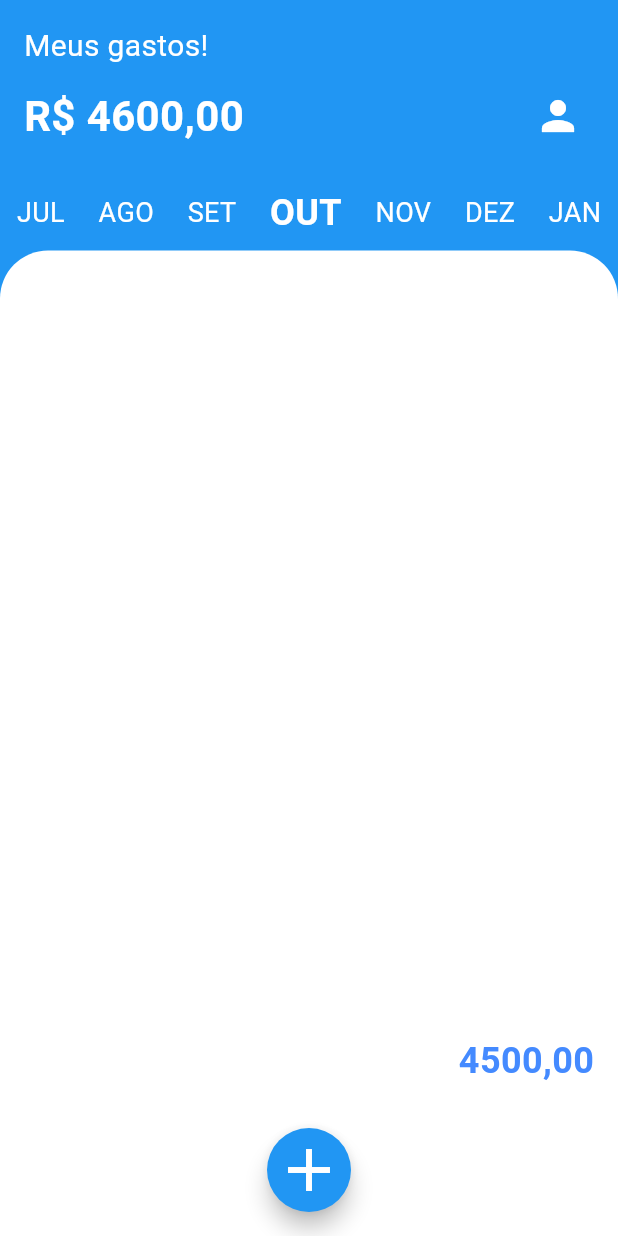
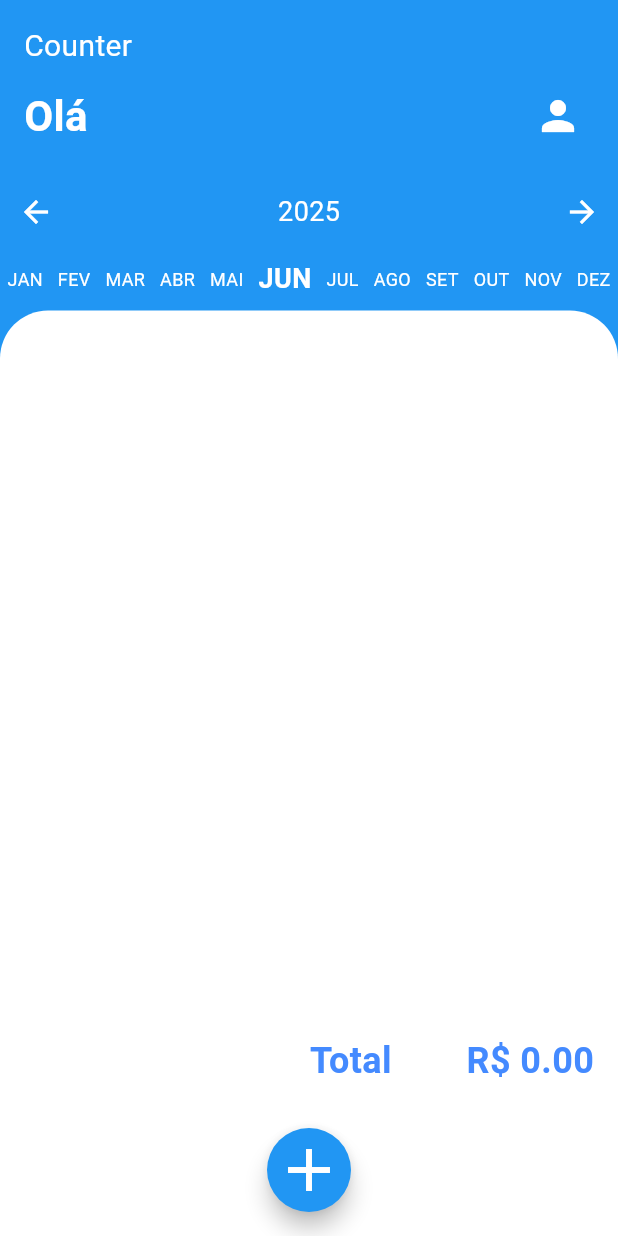
Before and after one commit to RodrigoFigueiredo346/counter, a Flutter app: the screen it shows after launch, on a phone screen of 412 x 824 dp. Run offline on Flutter 3.47's test engine with Material 3 defaults, Android fonts, the phone set to English and light mode, and no system bars; our stand-ins replace hive, hive_flutter; accounts and stored records are empty.

Commit message:
refactor:  utilizando banco de dados hive

```diff
--- a/lib/expense_provider.dart
+++ b/lib/expense_provider.dart
@@ -1,18 +1,45 @@
 import 'package:flutter/material.dart';
+import 'package:hive/hive.dart';
 import 'package:intl/intl.dart';
 import 'package:provider/provider.dart';
 
 import 'models/expense_model.dart';
 
-class ExpenseProvider with ChangeNotifier {
-  final List<ExpenseModel> _expenses = [];
+class ExpenseProvider extends ChangeNotifier {
+  final Box<ExpenseModel> _box = Hive.box<ExpenseModel>('expenses');
 
-  List<ExpenseModel> get expenses => _expenses;
+  int _selectedMonth = DateTime.now().month;
+  int _selectedYear = DateTime.now().year;
 
+  int get selectedMonth => _selectedMonth;
+  int get selectedYear => _selectedYear;
 
+  void setSelectedMonth(int month) {
+    _selectedMonth = month;
+    notifyListeners();
+  }
 
-  void addExpense({required String description, required double amount, required DateTime date}) {
-    _expenses.add(ExpenseModel(description: description, amount: amount, date: date));
+  void setSelectedYear(int year) {
+    if (year > 2009 && year < DateTime.now().year + 11) {
+      _selectedYear = year;
+    }
+    notifyListeners();
+  }
+
+  List<ExpenseModel> get expenses => _box.values.toList()..sort((a, b) => b.date.compareTo(a.date));
+
+  List<ExpenseModel> get filteredExpenses => expenses.where((e) => e.date.month == _selectedMonth && e.date.year == _selectedYear).toList();
+
+  double get totalFiltered => filteredExpenses.fold(0, (sum, e) => sum + e.amount);
+
+  void addExpense(ExpenseModel expense) {
+    _box.add(expense);
+    notifyListeners();
+  }
+
+  void deleteExpense(ExpenseModel expense) {
+    final key = _box.keyAt(_box.values.toList().indexOf(expense));
+    _box.delete(key);
     notifyListeners();
   }
 }
@@ -84,9 +111,11 @@ void showAddExpenseDialog(BuildContext context) {
 
                   if (desc.isNotEmpty && amount != null) {
                     Provider.of<ExpenseProvider>(context, listen: false).addExpense(
-                      description: desc,
-                      amount: amount,
-                      date: selectedDate,
+                      ExpenseModel(
+                        description: desc,
+                        amount: amount,
+                        date: selectedDate,
+                      ),
                     );
                     Navigator.pop(context);
                   }
--- a/lib/home.dart
+++ b/lib/home.dart
@@ -6,6 +6,11 @@ import 'package:provider/provider.dart';
 class ExpensesPage extends StatelessWidget {
   ExpensesPage({super.key});
   late ExpenseProvider expenseProvider;
+
+  String _getMonthAbbreviation(int month) {
+    const monthNames = ['JAN', 'FEV', 'MAR', 'ABR', 'MAI', 'JUN', 'JUL', 'AGO', 'SET', 'OUT', 'NOV', 'DEZ'];
+    return monthNames[month - 1];
+  }
 
   @override
   Widget build(BuildContext context) {
@@ -16,8 +21,9 @@ class ExpensesPage extends StatelessWidget {
         body: Column(
           children: [
             _buildHeader(),
+            _buildSelectorYear(),
             _buildMonthSelector(),
-            Expanded(child: _buildExpenseList()),
+            Expanded(child: _buildExpenseList(expenseProvider.filteredExpenses)),
             _buildTotal(),
           ],
         ),
@@ -46,7 +52,7 @@ class ExpensesPage extends StatelessWidget {
         crossAxisAlignment: CrossAxisAlignment.start,
         children: [
           const Text(
-            'Meus gastos!',
+            'Counter',
             style: TextStyle(color: Colors.white, fontSize: 20),
           ),
           const SizedBox(height: 8),
@@ -54,7 +60,7 @@ class ExpensesPage extends StatelessWidget {
             mainAxisAlignment: MainAxisAlignment.spaceBetween,
             children: [
               const Text(
-                'R\$ 4600,00',
+                'Olá',
                 style: TextStyle(color: Colors.white, fontSize: 28, fontWeight: FontWeight.bold),
               ),
               IconButton(
@@ -70,22 +76,52 @@ class ExpensesPage extends StatelessWidget {
     );
   }
 
+  Widget _buildSelectorYear() {
+    return Row(
+      mainAxisAlignment: MainAxisAlignment.spaceBetween,
+      children: [
+        IconButton(
+          icon: const Icon(Icons.arrow_back, color: Colors.white),
+          onPressed: () => expenseProvider.setSelectedYear(expenseProvider.selectedYear - 1),
+        ),
+        Text(
+          '${expenseProvider.selectedYear}',
+          style: const TextStyle(color: Colors.white, fontSize: 18),
+        ),
+        IconButton(
+          icon: const Icon(Icons.arrow_forward, color: Colors.white),
+          onPressed: () => expenseProvider.setSelectedYear(expenseProvider.selectedYear + 1),
+        ),
+      ],
+    );
+  }
+
   Widget _buildMonthSelector() {
-    final months = ['JUL', 'AGO', 'SET', 'OUT', 'NOV', 'DEZ', 'JAN'];
+    final currentMonth = expenseProvider.selectedMonth;
+    final currentYear = expenseProvider.selectedYear;
+
+    final months = List.generate(12, (i) {
+      final date = DateTime(currentYear, i + 1);
+      final monthAbbr = _getMonthAbbreviation(date.month);
+      return {'label': monthAbbr, 'month': date.month};
+    });
 
     return Container(
       padding: const EdgeInsets.symmetric(vertical: 8),
       color: Colors.blue,
       child: Row(
         mainAxisAlignment: MainAxisAlignment.spaceAround,
-        children: months.map((month) {
-          final isActive = month == 'OUT';
-          return Text(
-            month,
+        children: months.map((entry) {
+          final isActive = currentMonth == entry['month'];
+          return GestureDetector(
+            onTap: () => expenseProvider.setSelectedMonth(entry['month'] as int),
+            child: Text(
+              '${entry['label']}',
               style: TextStyle(
                 color: Colors.white,
                 fontWeight: isActive ? FontWeight.bold : FontWeight.normal,
-              fontSize: isActive ? 24 : 18,
+                fontSize: isActive ? 18 : 12,
+              ),
             ),
           );
         }).toList(),
@@ -93,37 +129,29 @@ class ExpensesPage extends StatelessWidget {
     );
   }
 
-  Widget _buildExpenseList() {
+  Widget _buildExpenseList(List<ExpenseModel> expenses) {
     return Container(
       decoration: const BoxDecoration(
         borderRadius: BorderRadius.only(
           topLeft: Radius.circular(32),
           topRight: Radius.circular(32),
         ),
-          color: Colors.white),
+        color: Colors.white,
+      ),
       child: ListView.builder(
         padding: const EdgeInsets.symmetric(vertical: 24, horizontal: 16),
-        itemCount: expenseProvider.expenses.length,
+        itemCount: expenseProvider.filteredExpenses.length,
         itemBuilder: (context, index) {
-          final expense = expenseProvider.expenses[index];
+          final expense = expenseProvider.filteredExpenses[index];
           return Row(
             mainAxisAlignment: MainAxisAlignment.spaceBetween,
             children: [
-              Text(
-                expense.description,
-                style: const TextStyle(fontSize: 16, color: Colors.blueGrey),
-              ),
-              Text(
-                expense.formattedDate,
-                style: const TextStyle(fontSize: 16, color: Colors.blueGrey),
-              ),
-              Text(
-                expense.formattedAmount,
-                style: const TextStyle(fontSize: 16, color: Colors.blueGrey),
-              ),
+              Text(expense.description, style: const TextStyle(fontSize: 16, color: Colors.blueGrey)),
+              Text(expense.formattedDate, style: const TextStyle(fontSize: 16, color: Colors.blueGrey)),
+              Text(expense.formattedAmount, style: const TextStyle(fontSize: 16, color: Colors.blueGrey)),
               IconButton(
                 onPressed: () {
-                  // Ação para deletar o item
+                  expenseProvider.deleteExpense(expense);
                 },
                 icon: const Icon(Icons.delete, color: Colors.grey),
               ),
@@ -138,12 +166,12 @@ class ExpensesPage extends StatelessWidget {
     return Container(
       padding: const EdgeInsets.only(bottom: 100.0, right: 16),
       color: Colors.white,
-      child: const Row(
+      child: Row(
         mainAxisAlignment: MainAxisAlignment.end,
         children: [
           Text(
-            '4500,00',
-            style: TextStyle(fontSize: 24, fontWeight: FontWeight.bold, color: Colors.blueAccent),
+            'Total        R\$ ${expenseProvider.totalFiltered.toStringAsFixed(2)}',
+            style: const TextStyle(fontSize: 24, fontWeight: FontWeight.bold, color: Colors.blueAccent),
           ),
         ],
       ),
--- a/lib/models/expense_model.dart
+++ b/lib/models/expense_model.dart
@@ -1,9 +1,18 @@
 import 'package:intl/intl.dart';
+import 'package:hive/hive.dart';
 
+part 'expense_model.g.dart';
+
+@HiveType(typeId: 0)
 class ExpenseModel {
-  final String description;
-  final double amount;
-  final DateTime date;
+  @HiveField(0)
+  String description;
+
+  @HiveField(1)
+  double amount;
+
+  @HiveField(2)
+  DateTime date;
 
   ExpenseModel({
     required this.description,
--- a/pubspec.yaml
+++ b/pubspec.yaml
@@ -37,10 +37,15 @@ dependencies:
   cupertino_icons: ^1.0.8
   provider: ^6.1.5
   intl: ^0.20.2
+  hive: ^2.2.3
+  hive_flutter: ^1.1.0
+  path_provider: ^2.1.2
 
 dev_dependencies:
   flutter_test:
     sdk: flutter
+  hive_generator: ^2.0.1
+  build_runner: ^2.4.6
 
   # The "flutter_lints" package below contains a set of recommended lints to
   # encourage good coding practices. The lint set provided by the package is
```
Also changed, not shown: lib/main.dart (+10 -8 lines), lib/models/expense_model.g.dart (added), pubspec.lock, 2 other files. Lines whose indentation alone changed are shown as unchanged.
